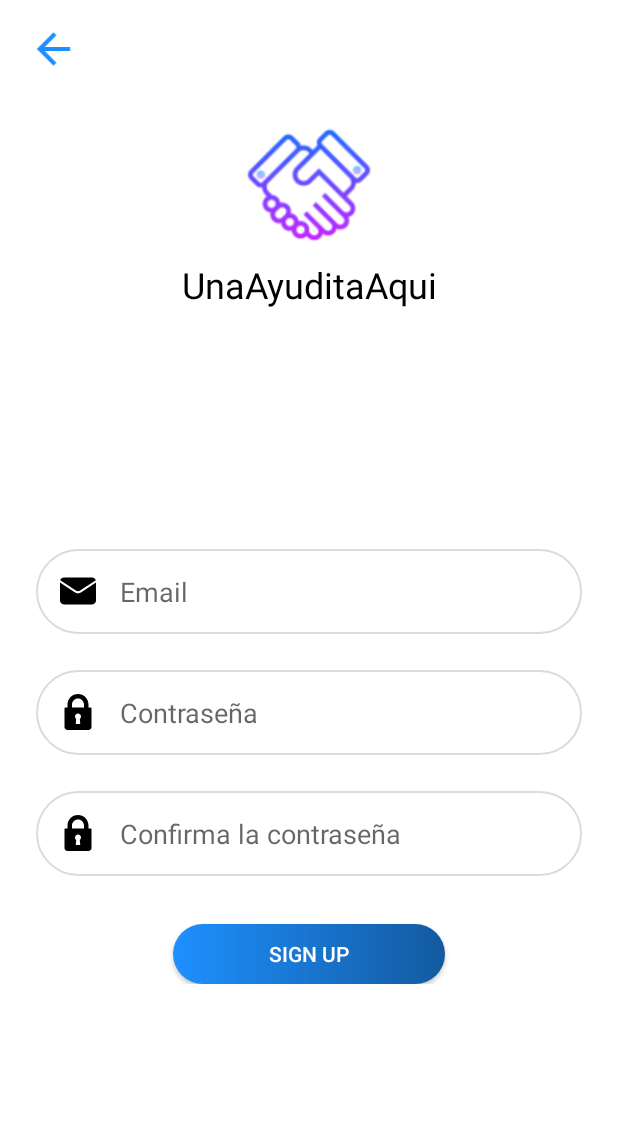
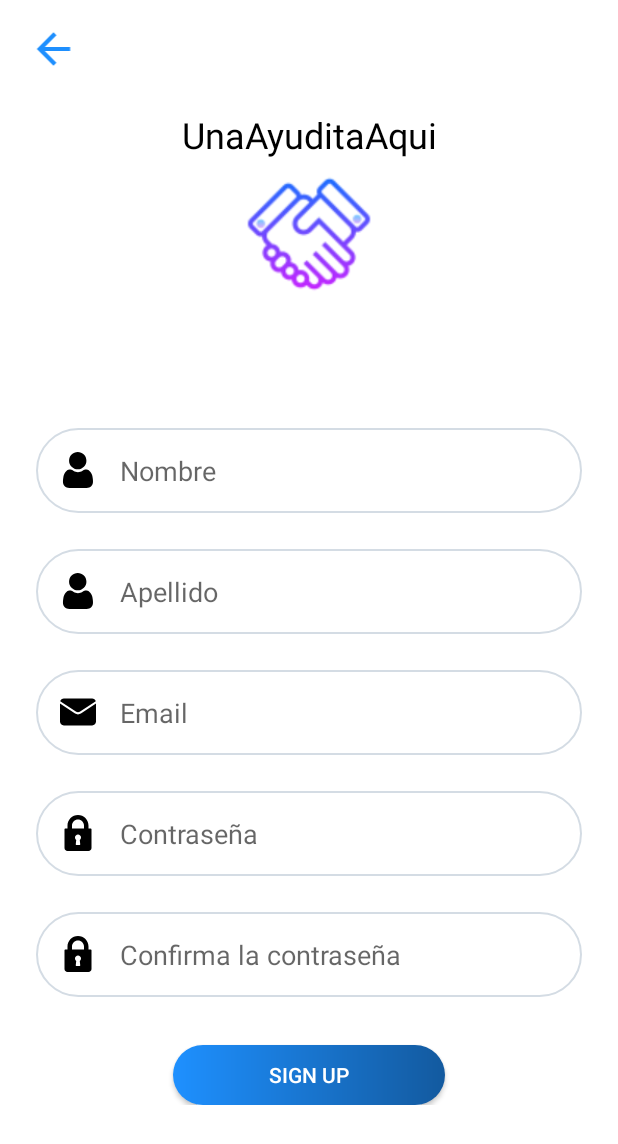
Before and after one commit to laloretom/UnaAyuditaAqui, an Android app: the SignUpActivity screen opened directly, with no data from a screen before it, after a tap on "SIGN UP", on a phone screen of 412 x 824 dp. Shown: the top 1144 px of the screen. Run offline under Robolectric (Android 15) with nearby library versions, the phone set to English and light mode, and no system bars; our stand-ins replace Firebase (no records; nobody signed in at launch, a user with empty details on screens opened directly).

Commit message:
Sign Up v2

```diff
--- a/app/build.gradle
+++ b/app/build.gradle
@@ -57,7 +57,9 @@ dependencies {
     implementation platform('com.google.firebase:firebase-bom:30.4.1')
     implementation 'com.google.firebase:firebase-analytics-ktx'
     implementation 'com.google.firebase:firebase-auth-ktx:21.0.8'
-    implementation 'com.google.firebase:firebase-firestore:24.3.1'
+    implementation 'com.google.firebase:firebase-firestore-ktx'
+    implementation 'com.google.firebase:firebase-database-ktx:20.0.6'
+    implementation 'com.google.firebase:firebase-storage-ktx:20.0.2'
 
     implementation 'androidx.navigation:navigation-fragment-ktx:2.5.2'
     implementation 'androidx.navigation:navigation-ui-ktx:2.5.2'
--- a/app/src/main/java/com/unaayuditaaqui/unaayuditaaqui/SignUpActivity.kt
+++ b/app/src/main/java/com/unaayuditaaqui/unaayuditaaqui/SignUpActivity.kt
@@ -7,6 +7,7 @@ import android.widget.Toast
 import androidx.appcompat.app.AppCompatActivity
 import com.google.firebase.auth.FirebaseAuth
 import com.google.firebase.auth.ktx.auth
+import com.google.firebase.database.FirebaseDatabase
 import com.google.firebase.ktx.Firebase
 import com.unaayuditaaqui.unaayuditaaqui.databinding.ActivitySignUpBinding
 import java.util.regex.Pattern
@@ -15,6 +16,7 @@ class SignUpActivity : AppCompatActivity() {
 
     private lateinit var binding:ActivitySignUpBinding
     private lateinit var auth: FirebaseAuth
+    private lateinit var database: FirebaseDatabase
 
     override fun onCreate(savedInstanceState: Bundle?) {
         super.onCreate(savedInstanceState)
@@ -22,9 +24,11 @@ class SignUpActivity : AppCompatActivity() {
         binding = ActivitySignUpBinding.inflate(layoutInflater)
         setContentView(binding.root)
         auth = Firebase.auth
+        database = FirebaseDatabase.getInstance()
 
         binding.signUpButton.setOnClickListener {
-
+            val mfirstName = binding.firstnameEditText.text.toString()
+            val mlastName = binding.firstnameEditText.text.toString()
             val mEmail = binding.emailEditText.text.toString()
             val mPassword = binding.passwordEditText.text.toString()
             val mConfirmPassword = binding.confirmPasswordEditText.text.toString()
@@ -34,7 +38,13 @@ class SignUpActivity : AppCompatActivity() {
                     ".{6,}" +                // Al menos 4 caracteres
                     "$")
 
-            if(mEmail.isEmpty() || !Patterns.EMAIL_ADDRESS.matcher(mEmail).matches()) {
+            if (mfirstName.isEmpty()){
+                Toast.makeText(this, "Campo obligatorio.",
+                    Toast.LENGTH_SHORT).show()
+            } else if (mlastName.isEmpty()){
+                Toast.makeText(this, "Campo obligatorio.",
+                    Toast.LENGTH_SHORT).show()
+            } else if (mEmail.isEmpty() || !Patterns.EMAIL_ADDRESS.matcher(mEmail).matches()) {
                 Toast.makeText(this, "Ingrese un email valido.",
                     Toast.LENGTH_SHORT).show()
             } else if (mPassword.isEmpty() || !passwordRegex.matcher(mPassword).matches()){
@@ -44,7 +54,7 @@ class SignUpActivity : AppCompatActivity() {
                 Toast.makeText(this, "Confirma la contraseña.",
                     Toast.LENGTH_SHORT).show()
             } else {
-                createAccount(mEmail, mPassword)
+                createAccount(mEmail, mPassword, mfirstName, mlastName)
             }
 
         }
@@ -70,12 +80,26 @@ class SignUpActivity : AppCompatActivity() {
         }
     }
 
-    private fun createAccount(email: String, password: String) {
+    private fun createAccount(
+        email: String,
+        password: String,
+        firstName: String,
+        lastName: String) {
         auth.createUserWithEmailAndPassword(email, password)
             .addOnCompleteListener(this) { task ->
                 if (task.isSuccessful) {
-                    val intent = Intent(this, CheckEmailActivity::class.java)
-                    this.startActivity(intent)
+                    val databaseRef = database.reference.child("users").child(auth.currentUser!!.uid)
+                    val users : Users = Users(firstName,lastName,email,auth.currentUser!!.uid)
+                    databaseRef.setValue(users).addOnCompleteListener {
+                        if(it.isSuccessful){
+                            val intent = Intent(this, CheckEmailActivity::class.java)
+                            this.startActivity(intent)
+                        } else {
+                            Toast.makeText(this, "No se pudo guardar los datos",
+                                Toast.LENGTH_SHORT).show()
+                }
+                    }
+
                 } else {
                     Toast.makeText(this, "No se pudo crear la cuenta. Vuelva a intertarlo",
                         Toast.LENGTH_SHORT).show()
--- a/app/src/main/res/layout/activity_sign_up.xml
+++ b/app/src/main/res/layout/activity_sign_up.xml
@@ -30,6 +30,14 @@
         app:layout_constraintTop_toBottomOf="@+id/backImageView"
         tools:ignore="UseCompoundDrawables">
 
+        <TextView
+            android:id="@+id/textView5"
+            android:layout_width="match_parent"
+            android:layout_height="match_parent"
+            android:gravity="center"
+            android:text="@string/title_active_login"
+            android:textColor="@color/black"
+            android:textSize="24sp" />
         <ImageView
             android:id="@+id/imageView2"
             android:layout_width="100dp"
@@ -38,14 +46,6 @@
             app:srcCompat="@drawable/logo"
             tools:ignore="VectorDrawableCompat" />
 
-        <TextView
-            android:id="@+id/textView5"
-            android:layout_width="match_parent"
-            android:layout_height="wrap_content"
-            android:gravity="center"
-            android:text="@string/title_active_login"
-            android:textColor="@color/black"
-            android:textSize="24sp" />
     </LinearLayout>
 
     <LinearLayout
@@ -59,6 +59,38 @@
         app:layout_constraintEnd_toEndOf="parent"
         app:layout_constraintStart_toStartOf="parent"
         app:layout_constraintTop_toBottomOf="@+id/linearLayout3">
+
+        <EditText
+            android:id="@+id/firstnameEditText"
+            android:layout_width="match_parent"
+            android:layout_height="wrap_content"
+            android:layout_marginLeft="24dp"
+            android:layout_marginTop="24dp"
+            android:layout_marginRight="24dp"
+            android:autofillHints="@string/first_name"
+            android:background="@drawable/ic_field"
+            android:drawableStart="@drawable/ic_user"
+            android:drawablePadding="16dp"
+            android:ems="10"
+            android:hint="@string/first_name"
+            android:inputType="textPersonName"
+            android:padding="16dp" />
+
+        <EditText
+            android:id="@+id/lastuserEditText"
+            android:layout_width="match_parent"
+            android:layout_height="wrap_content"
+            android:layout_marginLeft="24dp"
+            android:layout_marginTop="24dp"
+            android:layout_marginRight="24dp"
+            android:autofillHints="@string/last_name"
+            android:background="@drawable/ic_field"
+            android:drawableStart="@drawable/ic_user"
+            android:drawablePadding="16dp"
+            android:ems="10"
+            android:hint="@string/last_name"
+            android:inputType="textPersonName"
+            android:padding="16dp" />
 
         <EditText
             android:id="@+id/emailEditText"
--- a/app/src/main/res/values/strings.xml
+++ b/app/src/main/res/values/strings.xml
@@ -6,9 +6,11 @@
     <string name="password">Contraseña</string>
     <string name="new_password">Nueva contraseña</string>
     <string name="current_password">Contraseña actual</string>
-    <string name="name">Nombre completo</string>
+    <string name="first_name">Nombre</string>
+    <string name="last_name">Apellido</string>
     <string name="email">Email</string>
     <string name="login">Login</string>
+    <string name="sign_out">Cerrar Sesión</string>
     <string name="repeat_password">Confirma la contraseña</string>
     <string name="signup">Sign Up</string>
     <string name="text_signup">No tienes cuenta?</string>
@@ -31,10 +33,12 @@
     <string name="title_delete_account">Eliminar cuenta</string>
     <string name="subtitle_delete_account">Por motivos de seguridad para eliminar tu cuenta por completo, debes de ingresar tu contraseña.</string>
     <string name="delete">Eliminar</string>
-    <string name="hello_blank_fragment">Hello blank fragment</string>
     <string name="home">Inicio</string>
     <string name="profile">Perfil</string>
     <string name="open">Abrir</string>
     <string name="close">Cerrar</string>
+    <string name="search">Buscar</string>
+    <!-- TODO: Remove or change this placeholder text -->
+    <string name="hello_blank_fragment">Hello blank fragment</string>
 
 </resources>
--- a/app/src/main/res/values/themes.xml
+++ b/app/src/main/res/values/themes.xml
@@ -1,6 +1,6 @@
 <resources xmlns:tools="http://schemas.android.com/tools">
     <!-- Base application theme. -->
-    <style name="Theme.UnaAyuditaAqui" parent="Theme.MaterialComponents.DayNight.DarkActionBar">
+    <style name="Theme.UnaAyuditaAqui" parent="Theme.MaterialComponents.DayNight.NoActionBar">
         <!-- Primary brand color. -->
         <item name="colorPrimary">@color/colorPrimary</item>
         <item name="colorPrimaryVariant">@color/blueSecond</item>
@@ -12,10 +12,6 @@
         <!-- Status bar color. -->
         <item name="android:statusBarColor" tools:targetApi="l">?attr/colorPrimaryVariant</item>
         <!-- Customize your theme here. -->
-
-        <item name="windowActionBar">false</item>
-        <item name="windowNoTitle">true</item>
-
     </style>
 
     <style name="SplashTheme" parent="Theme.UnaAyuditaAqui">
```
Also changed, not shown: app/src/main/AndroidManifest.xml (+6 -4 lines), app/src/main/java/com/unaayuditaaqui/unaayuditaaqui/Users.kt (added, +8 -0 lines).
